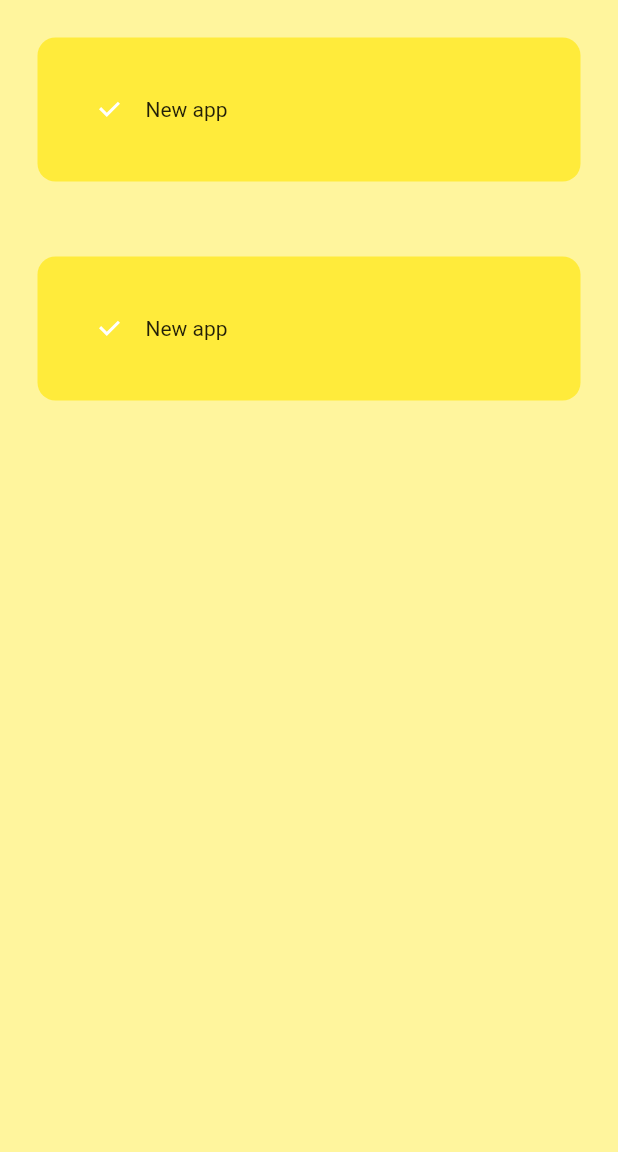
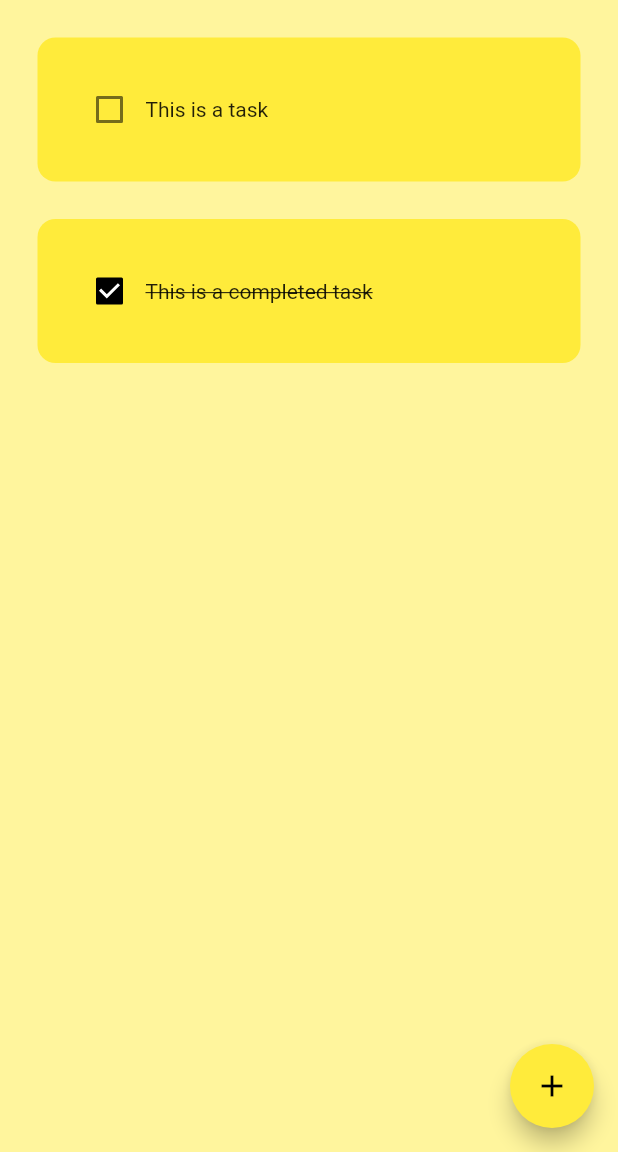
Before and after one commit to DanielDRP/notes_app, a Flutter app: the screen it shows after launch, on a phone screen of 412 x 824 dp, the part 84-1236 px from its top. Run offline on Flutter 3.47's test engine with Material 2 defaults, Android fonts, the phone set to English and light mode, and no system bars; drawn by our look-alikes of flutter_slidable; our stand-ins replace hive_flutter; accounts and stored records are empty.

Commit message:
All functionalities

```diff
--- /dev/null
+++ b/lib/data/database.dart
@@ -0,0 +1,28 @@
+import 'package:hive_flutter/hive_flutter.dart';
+
+class ToDoDataBase {
+
+  //
+  List toDoList = [];
+
+  // reference box
+  final _myBox = Hive.box('myBox');
+
+  // run this method if is the 1st time opening the app
+  void createInitialData(){
+    toDoList = [
+      ["This is a task", false],
+      ["This is a completed task", true]
+    ];
+  }
+
+  // load data from database
+  void loadData() {
+    toDoList = _myBox.get("TODOLIST");
+  }
+
+  void updateDataBase(){
+    _myBox.put("TODOLIST", toDoList);
+  }
+
+}
--- a/lib/pages/home_page.dart
+++ b/lib/pages/home_page.dart
@@ -1,5 +1,9 @@
 import 'package:flutter/material.dart';
+import 'package:hive_flutter/hive_flutter.dart';
+import 'package:notes_app1/util/dialog_box.dart';
 import 'package:notes_app1/util/todo_tile.dart';
+
+import '../data/database.dart';
 
 class HomePage extends StatefulWidget {
   const HomePage({super.key});
@@ -9,6 +13,63 @@ class HomePage extends StatefulWidget {
 }
 
 class _HomePageState extends State<HomePage> {
+  final _myBox = Hive.box('myBox');
+  ToDoDataBase db = ToDoDataBase();
+
+  @override
+  void initState(){
+    if (_myBox.get("TODOLIST") == null) {
+      db.createInitialData();
+    }else{
+      db.loadData();
+    }
+    super.initState();
+  }
+
+
+  final _controller = TextEditingController();
+
+
+
+  void checkBoxChanged(bool? value, int index) {
+    setState(() {
+      db.toDoList[index][1] = !db.toDoList[index][1];
+    });
+    db.updateDataBase();
+  }
+
+  void saveNewTask() {
+    setState(() {
+      db.toDoList.add([_controller.text,false]);
+      _controller.clear();
+    });
+    Navigator.of(context).pop();
+    db.updateDataBase();
+
+  }
+
+  void createNewTask() {
+    showDialog(
+      context: context,
+      builder: (context) {
+        return DialogBox(
+          controller: _controller,
+          onSave: saveNewTask,
+          onCancel: () => Navigator.of(context).pop(),
+        );
+      },
+    );
+  }
+
+  //deleteTask
+  void deleteTask(int index){
+    setState(() {
+      db.toDoList.removeAt(index);
+    });
+    db.updateDataBase();
+
+  }
+
   @override
   Widget build(BuildContext context) {
     return Scaffold(
@@ -17,19 +78,20 @@ class _HomePageState extends State<HomePage> {
         title: Text('TO DO'),
         elevation: 0,
       ),
-      body: ListView(
-        children: [
-          ToDoTile(
-            taskName: "New app",
-            taskCompleted: true,
-            onChanged: (p0){},
-          ),
-          ToDoTile(
-            taskName: "New app",
-            taskCompleted: true,
-            onChanged: (p0){},
-          ),
-        ],
+      floatingActionButton: FloatingActionButton(
+        onPressed: createNewTask,
+        child: Icon(Icons.add),
+      ),
+      body: ListView.builder(
+        itemCount: db.toDoList.length,
+        itemBuilder: (context, index) {
+          return ToDoTile(
+              taskName: db.toDoList[index][0],
+              taskCompleted: db.toDoList[index][1],
+              onChanged: (value) => checkBoxChanged(value, index),
+              deleteFunction: (context) => deleteTask(index),
+          );
+        },
       ),
     );
   }
--- a/lib/util/todo_tile.dart
+++ b/lib/util/todo_tile.dart
@@ -1,20 +1,35 @@
 import 'package:flutter/material.dart';
+import 'package:flutter_slidable/flutter_slidable.dart';
 
 class ToDoTile extends StatelessWidget {
   final String taskName;
   final bool taskCompleted;
   Function(bool?)? onChanged;
+  Function(BuildContext)? deleteFunction;
 
   ToDoTile(
       {super.key,
       required this.taskName,
       required this.taskCompleted,
-      required this.onChanged});
+      required this.onChanged,
+      required this.deleteFunction});
 
   @override
   Widget build(BuildContext context) {
     return Padding(
-        padding: const EdgeInsets.all(25.0),
+        padding: const EdgeInsets.only(left: 25,right: 25,top: 25),
+        child: Slidable(
+          endActionPane: ActionPane(
+            motion: StretchMotion(),
+            children: [
+              SlidableAction(onPressed: deleteFunction,
+              icon: Icons.delete,
+                borderRadius: BorderRadius.circular(12),
+                backgroundColor: Colors.red,
+              )
+            ],
+
+          ),
             child: Container(
               padding: const EdgeInsets.all(24),
               decoration: BoxDecoration(
@@ -24,10 +39,15 @@ class ToDoTile extends StatelessWidget {
               child: Row(
                 //Task name
                 children: [
-              Checkbox(value: taskCompleted, onChanged: onChanged),
-              Text(taskName),
+                  Checkbox(value: taskCompleted, onChanged: onChanged,activeColor: Colors.black,),
+                  Text(
+                    taskName,
+                    style: TextStyle(decoration: taskCompleted ? TextDecoration.lineThrough : TextDecoration.none ),
+                  ),
                 ],
               ),
-        ));
+            )
+        )
+        );
   }
 }
--- a/pubspec.yaml
+++ b/pubspec.yaml
@@ -31,15 +31,21 @@ environment:
 dependencies:
   flutter:
     sdk: flutter
+  hive: ^2.2.3
+  hive_flutter: ^1.1.0
 
 
   # The following adds the Cupertino Icons font to your application.
   # Use with the CupertinoIcons class for iOS style icons.
   cupertino_icons: ^1.0.2
+  flutter_slidable: ^1.2.0
 
 dev_dependencies:
   flutter_test:
     sdk: flutter
+  hive_generator: ^1.1.3
+  build_runner: ^2.1.11
+
 
   # The "flutter_lints" package below contains a set of recommended lints to
   # encourage good coding practices. The lint set provided by the package is
```
Also changed, not shown: lib/main.dart (+8 -1 lines), lib/util/button.dart (added, +20 -0 lines), lib/util/dialog_box.dart (added, +46 -0 lines), pubspec.lock. Lines whose indentation alone changed are shown as unchanged.
